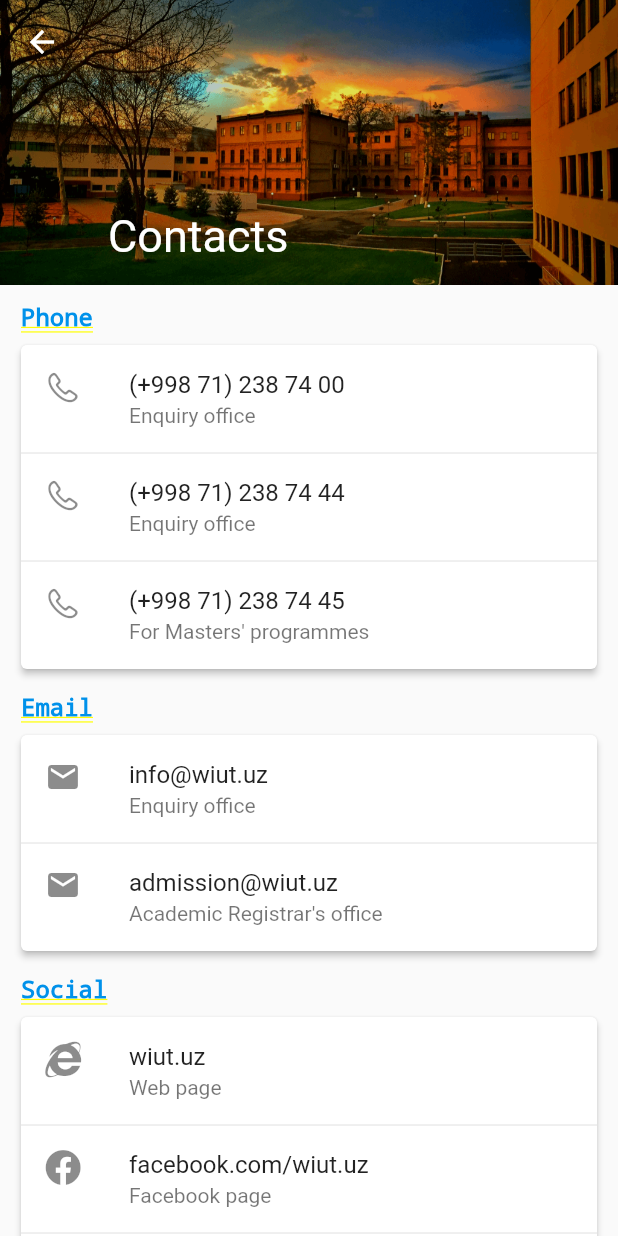
After one commit to devdesrel/StudentSystemWIUT, a Flutter app: the IosContactsPage screen opened by its route, on a phone screen of 412 x 824 dp. The commit adds this screen. Run offline on Flutter 3.47's test engine with Material 2 defaults, Android fonts, the phone set to English and light mode, and no system bars; our stand-ins replace cached_network_image, connectivity, flushbar, flutter_map, font_awesome_flutter, image_picker and 5 more; missing offline and left inert: flutter_circular_chart, simple_permissions; accounts and stored records are empty; network calls fail.

Commit message:
IOS Contacts page part 1

```diff
--- a/lib/helpers/app_constants.dart
+++ b/lib/helpers/app_constants.dart
@@ -43,7 +43,7 @@ final contactsPage = '/contactsPage';
 final mapPage = '/mapPage';
 final appUpdatesPage = '/appUpdatesPage';
 final testPage = '/testPage';
-
+final iosContactsPage = '/iosContactsPage';
 //Shared preferance keys
 final isLoggedIn = 'isLoggedIn';
 final token = 'token';
--- a/lib/helpers/backdrop_menu.dart
+++ b/lib/helpers/backdrop_menu.dart
@@ -131,7 +131,7 @@ class CustomBackdropMenuItems extends StatelessWidget {
         break;
       case 'CONTACTS':
         controller.fling(velocity: 1.0);
-        Navigator.of(context).pushNamed(contactsPage);
+        Navigator.of(context).pushNamed(iosContactsPage);
         break;
       case 'SETTINGS':
         controller.fling(velocity: 1.0);
--- a/lib/helpers/routes.dart
+++ b/lib/helpers/routes.dart
@@ -8,6 +8,7 @@ import 'package:student_system_flutter/pages/file_picker_page.dart';
 import 'package:student_system_flutter/pages/files_downloaded_page.dart';
 
 import 'package:student_system_flutter/pages/home_page.dart';
+import 'package:student_system_flutter/pages/iOS_pages/contacts_page_ios.dart';
 import 'package:student_system_flutter/pages/learning_materials_page.dart';
 import 'package:student_system_flutter/pages/login_page.dart';
 import 'package:student_system_flutter/pages/map_page.dart';
@@ -45,4 +46,5 @@ final routes = {
   mapPage: (BuildContext context) => MapPage(),
   appUpdatesPage: (BuildContext context) => AppUpdatesPage(),
   testPage: (BuildContext context) => TestPage(),
+  iosContactsPage: (BuildContext context) => IosContactsPage(),
 };
--- /dev/null
+++ b/lib/pages/iOS_pages/contacts_page_ios.dart
@@ -0,0 +1,244 @@
+import 'package:flutter/cupertino.dart';
+import 'package:flutter/material.dart';
+import 'package:font_awesome_flutter/font_awesome_flutter.dart';
+import 'package:student_system_flutter/helpers/app_constants.dart';
+import 'package:student_system_flutter/helpers/function_helpers.dart';
+
+class IosContactsPage extends StatelessWidget {
+  final double cardPadding = 10.0;
+  @override
+  Widget build(BuildContext context) {
+    List<Widget> _getWidgetsList() {
+      return <Widget>[
+        CustomContactsCategory(
+          text: 'Phone',
+        ),
+        Padding(
+          padding: const EdgeInsets.only(left: 10.0, right: 10.0, top: 5.0),
+          child: Card(
+            elevation: 2.0,
+            child: Column(
+              crossAxisAlignment: CrossAxisAlignment.start,
+              children: <Widget>[
+                CustomContactsListtile(
+                  title: '(+998 71) 238 74 00',
+                  subtitle: 'Enquiry office',
+                  icon: CupertinoIcons.phone,
+                  urlFrom: 'tel:+998 71 238 74 00',
+                ),
+                Divider(
+                  height: 0.0,
+                ),
+                CustomContactsListtile(
+                  title: '(+998 71) 238 74 44',
+                  subtitle: 'Enquiry office',
+                  icon: CupertinoIcons.phone,
+                  urlFrom: 'tel:+998712387444',
+                ),
+                Divider(
+                  height: 0.0,
+                ),
+                CustomContactsListtile(
+                  title: '(+998 71) 238 74 45',
+                  subtitle: 'For Masters\' programmes',
+                  icon: CupertinoIcons.phone,
+                  urlFrom: 'tel:+998712387445',
+                ),
+              ],
+            ),
+          ),
+        ),
+        CustomContactsCategory(
+          text: 'Email',
+        ),
+        Padding(
+          padding: const EdgeInsets.only(left: 10.0, right: 10.0, top: 5.0),
+          child: Card(
+            elevation: 2.0,
+            child: Column(
+              crossAxisAlignment: CrossAxisAlignment.start,
+              children: <Widget>[
+                CustomContactsListtile(
+                  title: 'info@wiut.uz',
+                  subtitle: 'Enquiry office',
+                  icon: Icons.email,
+                  urlFrom: 'mailto:info@wiut.uz?',
+                ),
+                Divider(
+                  height: 0.0,
+                ),
+                CustomContactsListtile(
+                  title: 'admission@wiut.uz',
+                  subtitle: "Academic Registrar's office",
+                  icon: Icons.email,
+                  urlFrom: 'mailto:admission@wiut.uz?',
+                ),
+              ],
+            ),
+          ),
+        ),
+        CustomContactsCategory(
+          text: 'Social',
+        ),
+        Padding(
+          padding: const EdgeInsets.only(left: 10.0, right: 10.0, top: 5.0),
+          child: Card(
+            elevation: 2.0,
+            child: Column(
+              crossAxisAlignment: CrossAxisAlignment.start,
+              children: <Widget>[
+                CustomContactsListtile(
+                  title: 'wiut.uz',
+                  subtitle: 'Web page',
+                  icon: FontAwesomeIcons.internetExplorer,
+                  urlFrom: 'http://wiut.uz/',
+                  isWebView: false,
+                ),
+                Divider(
+                  height: 0.0,
+                ),
+                CustomContactsListtile(
+                  title: 'facebook.com/wiut.uz',
+                  subtitle: 'Facebook page',
+                  icon: FontAwesomeIcons.facebook,
+                  isWebView: false,
+                  urlFrom: 'https://www.facebook.com/wiut.uz',
+                ),
+                Divider(
+                  height: 0.0,
+                ),
+                CustomContactsListtile(
+                  title: 'instagram.com/westminster.uz',
+                  subtitle: 'Instagram page',
+                  icon: FontAwesomeIcons.instagram,
+                  isWebView: false,
+                  urlFrom: 'https://www.instagram.com/westminster.uz/',
+                ),
+              ],
+            ),
+          ),
+        ),
+        CustomContactsCategory(
+          text: 'Address',
+        ),
+        Padding(
+          padding: const EdgeInsets.only(left: 10.0, right: 10.0, top: 5.0),
+          child: Card(
+            elevation: 2.0,
+            child: Column(
+              crossAxisAlignment: CrossAxisAlignment.start,
+              children: <Widget>[
+                CustomContactsListtile(
+                  title: '12 Istiqbol Street, 100047',
+                  subtitle: 'Tashkent Uzbekistan',
+                  icon: Icons.home,
+                  trailing: FontAwesomeIcons.mapMarkerAlt,
+                  isMap: true,
+                ),
+                Divider(
+                  height: 0.0,
+                ),
+                CustomContactsListtile(
+                  title: '(+998 71) 236-35-99',
+                  subtitle: 'Fax',
+                  icon: FontAwesomeIcons.fax,
+                ),
+                // SizedBox(
+                //   height: 10.0,
+                // )
+              ],
+            ),
+          ),
+        ),
+        SizedBox(
+          height: 10.0,
+        )
+      ];
+    }
+
+    return CupertinoPageScaffold(
+      child: CustomScrollView(
+        slivers: <Widget>[
+          SliverAppBar(
+              flexibleSpace: FlexibleSpaceBar(
+                title: Text(
+                  'Contacts',
+                  style: TextStyle(fontWeight: FontWeight.w400),
+                ),
+                background: Image.asset(
+                  'assets/wiut_cover.png',
+                  fit: BoxFit.cover,
+                ),
+              ),
+              expandedHeight: 190.0,
+              floating: false,
+              pinned: false),
+          SliverList(
+              //delegate: SliverChildListDelegate(children: <Widget>[]
+              delegate: SliverChildListDelegate(_getWidgetsList()))
+        ],
+      ),
+    );
+  }
+}
+
+class CustomContactsCategory extends StatelessWidget {
+  final String text;
+  const CustomContactsCategory({Key key, @required this.text})
+      : super(key: key);
+
+  @override
+  Widget build(BuildContext context) {
+    return Padding(
+      padding: const EdgeInsets.only(left: 14.0, top: 12.0),
+      child: Text(
+        text,
+        style: TextStyle(
+            fontWeight: FontWeight.bold, color: accentColor, fontSize: 16.0),
+        textAlign: TextAlign.start,
+      ),
+    );
+  }
+}
+
+class CustomContactsListtile extends StatelessWidget {
+  final String title;
+  final String subtitle;
+  final icon;
+  final urlFrom;
+  final isWebView;
+  final isMap;
+  final trailing;
+  const CustomContactsListtile(
+      {Key key,
+      @required this.title,
+      @required this.subtitle,
+      @required this.icon,
+      this.urlFrom,
+      this.isWebView,
+      this.isMap,
+      this.trailing})
+      : super(key: key);
+
+  @override
+  Widget build(BuildContext context) {
+    return InkWell(
+      onTap: () {
+        if (urlFrom != null) {
+          launchURL(urlFrom, isWebView);
+        } else if (isMap) {
+          Navigator.pushNamed(context, mapPage);
+        }
+      },
+      child: ListTile(
+        title: Text(title),
+        leading: Icon(icon),
+        subtitle: Text(subtitle),
+        trailing: Icon(
+          trailing,
+          color: Colors.red[600],
+        ),
+      ),
+    );
+  }
+}
```
